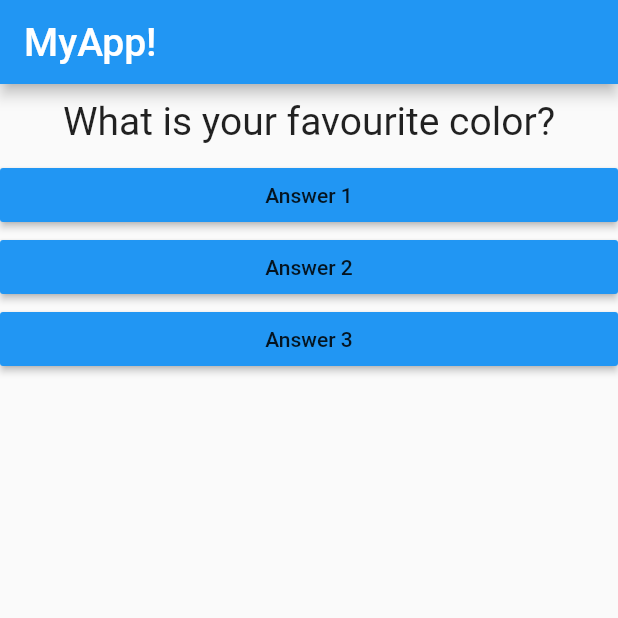
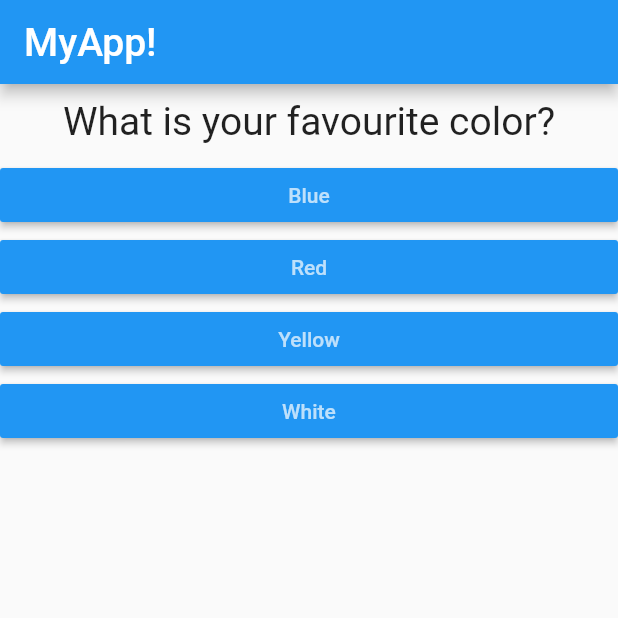
Before and after one commit to gonzavesc/hackovid, a Flutter app: the screen it shows after launch, on a phone screen of 412 x 824 dp, the top half of it. Run offline on Flutter 3.47's test engine with Material 2 defaults, Android fonts, the phone set to English and light mode, and no system bars.

Commit message:
Added map to questions and list

```diff
--- a/first_app/lib/answer.dart
+++ b/first_app/lib/answer.dart
@@ -10,6 +10,7 @@ class Answer extends StatelessWidget {
       width: double.infinity,
       child: RaisedButton(
         color: Colors.blue,
+        textColor: Colors.white70,
         onPressed: selectHandler,
         child: Text(buttonText),
       ),
--- a/first_app/lib/main.dart
+++ b/first_app/lib/main.dart
@@ -27,8 +27,18 @@ class _MyAppState extends State<MyApp> {
   }
 
   var questions = [
-    "What is your favourite color?",
-    "What is your favourite animal?"
+    {
+      "questionText": "What is your favourite color?",
+      "answers": ["Blue", "Red", "Yellow", "White"]
+    },
+    {
+      "questionText": "What is your favourite animal?",
+      "answers": ["Tiger", "Snake", "Elephant", "Lion"]
+    },
+    {
+      "questionText": "What is your favourite instructor?",
+      "answers": ["Max", "Max", "Max", "Max"]
+    }
   ];
   @override
   Widget build(BuildContext context) {
@@ -43,10 +53,11 @@ class _MyAppState extends State<MyApp> {
       ),
       body: Column(
         children: <Widget>[
-          Question(questions.elementAt(_questionIndex)), //same asd questions[0]
-          Answer(_answerQuestion, "Answer 1"),
-          Answer(_answerQuestion, "Answer 2"),
-          Answer(_answerQuestion, "Answer 3")
+          Question(questions[_questionIndex]
+              ["questionText"]), //same as questions.elementAt()
+          ...(questions[_questionIndex]['answers'] as List<String>).map((answer) { // the three dots spread all the surrounding list
+            return Answer(_answerQuestion, answer);
+          }).toList()
         ],
       ),
     ));
```
